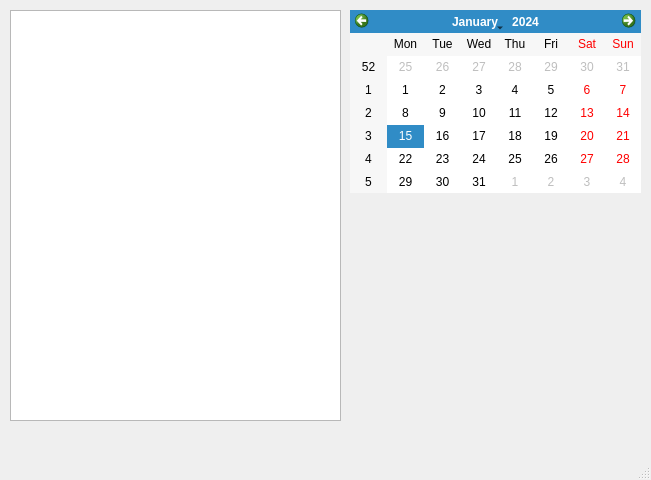
Old version of the form main.ui in the repository sadxussein/Organizer.
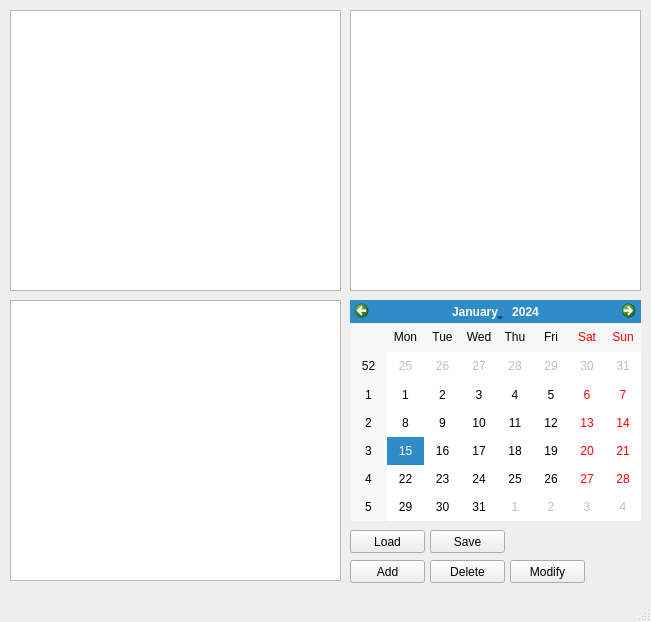
New version of the form.

```diff
--- a/main.ui
+++ b/main.ui
@@ -7,7 +7,7 @@
     <x>0</x>
     <y>0</y>
     <width>651</width>
-    <height>480</height>
+    <height>622</height>
    </rect>
   </property>
   <property name="windowTitle">
@@ -18,19 +18,104 @@
     <property name="geometry">
      <rect>
       <x>350</x>
-      <y>10</y>
+      <y>300</y>
       <width>291</width>
-      <height>183</height>
+      <height>221</height>
      </rect>
     </property>
    </widget>
-   <widget class="QTreeView" name="treeView">
+   <widget class="QPushButton" name="open_file">
     <property name="geometry">
      <rect>
+      <x>350</x>
+      <y>530</y>
+      <width>75</width>
+      <height>23</height>
+     </rect>
+    </property>
+    <property name="text">
+     <string>Load</string>
+    </property>
+   </widget>
+   <widget class="QPushButton" name="save_file">
+    <property name="geometry">
+     <rect>
+      <x>430</x>
+      <y>530</y>
+      <width>75</width>
+      <height>23</height>
+     </rect>
+    </property>
+    <property name="text">
+     <string>Save</string>
+    </property>
+   </widget>
+   <widget class="QPushButton" name="add_task">
+    <property name="geometry">
+     <rect>
+      <x>350</x>
+      <y>560</y>
+      <width>75</width>
+      <height>23</height>
+     </rect>
+    </property>
+    <property name="text">
+     <string>Add</string>
+    </property>
+   </widget>
+   <widget class="QPushButton" name="delete_task">
+    <property name="geometry">
+     <rect>
+      <x>430</x>
+      <y>560</y>
+      <width>75</width>
+      <height>23</height>
+     </rect>
+    </property>
+    <property name="text">
+     <string>Delete</string>
+    </property>
+   </widget>
+   <widget class="QPushButton" name="modify_task">
+    <property name="geometry">
+     <rect>
+      <x>510</x>
+      <y>560</y>
+      <width>75</width>
+      <height>23</height>
+     </rect>
+    </property>
+    <property name="text">
+     <string>Modify</string>
+    </property>
+   </widget>
+   <widget class="QTableView" name="table_view">
+    <property name="geometry">
+     <rect>
       <x>10</x>
+      <y>300</y>
+      <width>331</width>
+      <height>281</height>
+     </rect>
+    </property>
+   </widget>
+   <widget class="QListView" name="listView">
+    <property name="geometry">
+     <rect>
+      <x>10</x>
       <y>10</y>
       <width>331</width>
-      <height>411</height>
+      <height>281</height>
+     </rect>
+    </property>
+   </widget>
+   <widget class="QGraphicsView" name="graphicsView">
+    <property name="geometry">
+     <rect>
+      <x>350</x>
+      <y>10</y>
+      <width>291</width>
+      <height>281</height>
      </rect>
     </property>
    </widget>
```
Left out of the diff: 2 changed lines with no effect on the pictures.
